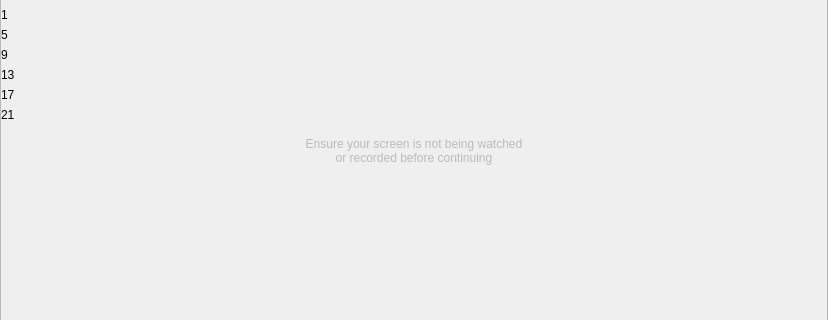
First picture: the form in src/qt/veil/forms/tutorialmnemonicrevealed.ui, repository Veil-Project/veil, before the edit; both pictures show x 0 to 828 and y 89 to 409 of the 828 by 568 pixel window.
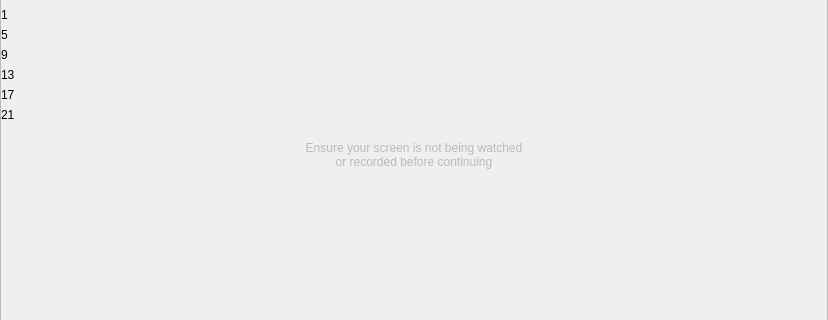
Second picture: the form after the edit.

What changed in the file:
```diff
--- a/src/qt/veil/forms/tutorialmnemonicrevealed.ui
+++ b/src/qt/veil/forms/tutorialmnemonicrevealed.ui
@@ -204,11 +204,12 @@
         <property name="maximumSize">
          <size>
           <width>16777215</width>
-          <height>40</height>
+          <height>50</height>
          </size>
         </property>
         <property name="styleSheet">
-         <string notr="true">color:#bababa;</string>
+         <string notr="true">color:#bababa;
+padding-top:3px;</string>
         </property>
         <property name="text">
          <string>Ensure your screen is not being watched 
```
